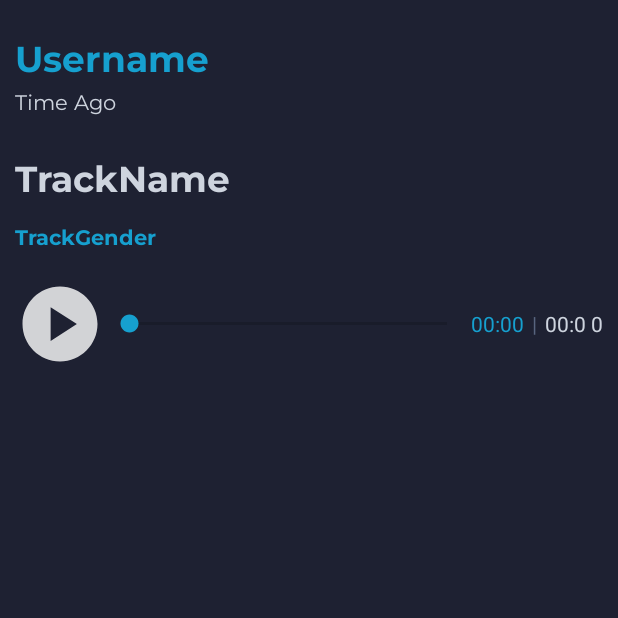
After one commit to FernandoEdelstein/SoundBliss, an Android app: the Player screen opened directly, with no data from a screen before it, on a phone screen of 412 x 824 dp, the top half of it. The commit adds this screen. Run offline under Robolectric (Android 15) with nearby library versions, the phone set to English and light mode, and no system bars; 8 statements that could not run were skipped.

Commit message:
Changed Music Player

```diff
--- a/app/src/main/AndroidManifest.xml
+++ b/app/src/main/AndroidManifest.xml
@@ -23,8 +23,11 @@
         android:roundIcon="@mipmap/ic_launcher_round"
         android:supportsRtl="true"
         android:theme="@style/Theme.SoundBliss">
-        <activity android:name=".MessengerActivity"/>
+
+
+        <activity android:name=".MessengerActivity" />
         <activity android:name=".MapsActivity" />
+        <activity android:name=".Player"/>
         <activity android:name=".ChatActivity">
             <meta-data
                 android:name="android.support.PARENT_ACTIVITY"
--- a/app/src/main/java/com/soundbliss/ChatActivity.kt
+++ b/app/src/main/java/com/soundbliss/ChatActivity.kt
@@ -3,6 +3,7 @@ package com.soundbliss
 
 import androidx.appcompat.app.AppCompatActivity
 import android.os.Bundle
+import android.util.Log
 
 import com.google.firebase.auth.FirebaseAuth
 import com.google.firebase.firestore.*
@@ -19,7 +20,10 @@ class ChatActivity : AppCompatActivity() {
     private lateinit var auth: FirebaseAuth
     private lateinit var currentUser: DocumentReference
 
-
+    override fun onDestroy() {
+        super.onDestroy()
+        overridePendingTransition(R.anim.slide_from_left,R.anim.slide_to_right)
+    }
 
     override fun onCreate(savedInstanceState: Bundle?) {
         super.onCreate(savedInstanceState)
--- a/app/src/main/java/com/soundbliss/MainActivity.kt
+++ b/app/src/main/java/com/soundbliss/MainActivity.kt
@@ -1,5 +1,6 @@
 package com.soundbliss
 
+import android.annotation.SuppressLint
 import android.content.ContentValues
 import android.content.Intent
 import androidx.appcompat.app.AppCompatActivity
@@ -7,6 +8,7 @@ import android.os.Bundle
 import android.util.Log
 import android.widget.SearchView
 import androidx.fragment.app.Fragment
+import androidx.fragment.app.FragmentManager
 import com.google.android.material.bottomnavigation.BottomNavigationView
 import com.google.firebase.auth.FirebaseAuth
 import com.google.firebase.firestore.DocumentReference
@@ -58,6 +60,7 @@ class MainActivity : AppCompatActivity() {
                 R.id.nav_profile -> makeCurrentFragment(ProfileFragment())
                 R.id.nav_chat -> {
                     startActivity(Intent(this, ChatActivity::class.java))
+                    overridePendingTransition(R.anim.slide_from_right, R.anim.slide_to_left)
                 }
                 R.id.nav_add -> {
                     startActivity(Intent(this, PostActivity::class.java))
@@ -75,4 +78,5 @@ class MainActivity : AppCompatActivity() {
             addToBackStack(null)
             commit()
         }
+
 }
--- a/app/src/main/java/com/soundbliss/Model/AllPost.kt
+++ b/app/src/main/java/com/soundbliss/Model/AllPost.kt
@@ -1,7 +1,9 @@
 package com.soundbliss.Model
 
+import android.os.Parcelable
 import com.google.firebase.database.PropertyName
 import com.google.firebase.firestore.GeoPoint
+import java.io.Serializable
 
 data class AllPost(@get:PropertyName("creation_time_ms")@set:PropertyName("creation_time_ms") var creation_time_ms: Long = 0,
                    @get:PropertyName("description")@set:PropertyName("description") var description: String = "",
@@ -12,7 +14,8 @@ data class AllPost(@get:PropertyName("creation_time_ms")@set:PropertyName("creat
                    @get:PropertyName("title")@set:PropertyName("title") var title: String? = "",
                    @get:PropertyName("type")@set:PropertyName("type") var type: String = "",
                    @get:PropertyName("userid")@set:PropertyName("userid") var userid: String = "",
-                   @get:PropertyName("username")@set:PropertyName("username") var username: String = "") {
+                   @get:PropertyName("username")@set:PropertyName("username") var username: String = "") :
+    Serializable {
 
 
     var documentId : String = ""
--- /dev/null
+++ b/app/src/main/java/com/soundbliss/Player.kt
@@ -0,0 +1,138 @@
+package com.soundbliss
+
+import android.annotation.SuppressLint
+import android.media.MediaPlayer
+import androidx.appcompat.app.AppCompatActivity
+import android.os.Bundle
+import android.os.Handler
+import android.text.format.DateUtils
+import android.view.View
+import android.widget.ImageView
+import android.widget.SeekBar
+import android.widget.TextView
+import androidx.core.net.toUri
+import com.soundbliss.Model.AllPost
+import org.w3c.dom.Text
+import java.lang.Exception
+import java.util.concurrent.TimeUnit
+
+class Player : AppCompatActivity() {
+    private lateinit var post : AllPost
+
+    //Track Player
+    private lateinit var playerPosition : TextView
+    private lateinit var playerDuration : TextView
+    private lateinit var seekBar : SeekBar
+    private lateinit var btPlay : ImageView
+    private lateinit var btPause : ImageView
+
+    private lateinit var mediaPlayer : MediaPlayer
+    private lateinit var handler : Handler
+    private lateinit var runnable: Runnable
+
+    private lateinit var username : TextView
+
+    private lateinit var postTime : TextView
+    private lateinit var trackName : TextView
+    private lateinit var trackGender : TextView
+
+    override fun onDestroy() {
+        super.onDestroy()
+        mediaPlayer.stop()
+    }
+
+    override fun onCreate(savedInstanceState: Bundle?) {
+        super.onCreate(savedInstanceState)
+        setContentView(R.layout.activity_media_player)
+
+        val bundle = intent.getBundleExtra("Post")
+        post = bundle!!.getSerializable("post") as AllPost
+
+        username = findViewById(R.id.username_item_player)
+
+        postTime = findViewById(R.id.postTime_player)
+        trackName = findViewById(R.id.trackName_player)
+        trackGender = findViewById(R.id.trackGender_player)
+
+        username.text = post.username
+        trackName.text = post.title
+        trackGender.text = post.gender
+        postTime.text = DateUtils.getRelativeTimeSpanString(post.creation_time_ms)
+
+        //Track player Assignment
+        playerDuration = findViewById(R.id.player_duration)
+        playerPosition = findViewById(R.id.player_position)
+        seekBar = findViewById(R.id.seekBar)
+        btPause = findViewById(R.id.btn_pause)
+        btPlay = findViewById(R.id.btn_play)
+
+        val trackUri = post.posturl!!.toUri()
+        //Media Player
+        mediaPlayer = MediaPlayer()
+
+        //Play/Pause
+        btPlay.setOnClickListener { v: View? ->
+            btPlay.visibility = View.GONE
+            btPause.visibility = View.VISIBLE
+            mediaPlayer.start()
+            seekBar.max = mediaPlayer.duration
+        }
+        btPause.setOnClickListener { v: View ->
+            btPause.visibility = View.GONE
+            btPlay.visibility = View.VISIBLE
+            mediaPlayer.pause()
+        }
+
+        mediaPlayer = MediaPlayer.create(this,trackUri)
+
+        var duration = mediaPlayer.duration
+        var stDuration : String = convertFormat(duration.toLong())
+        playerDuration.text = stDuration
+
+        handler = Handler()
+
+        handler.postDelayed(object : Runnable{
+            override fun run() {
+                try{
+                    seekBar.progress = mediaPlayer.currentPosition
+                    handler.postDelayed(this, 1000 )
+                }catch (e : Exception){
+                    seekBar.progress = 0
+                }
+            }
+        },0)
+
+        seekBar.setOnSeekBarChangeListener(object : SeekBar.OnSeekBarChangeListener{
+            override fun onProgressChanged(seekBar: SeekBar?, progress: Int, fromUser: Boolean) {
+                if(fromUser){
+                    mediaPlayer.seekTo(progress)
+                }
+                playerPosition.text = convertFormat(mediaPlayer.currentPosition.toLong())
+            }
+
+            override fun onStartTrackingTouch(seekBar: SeekBar?) {
+            }
+
+            override fun onStopTrackingTouch(seekBar: SeekBar?) {
+            }
+
+        })
+
+        mediaPlayer.setOnCompletionListener ( object: MediaPlayer.OnCompletionListener {
+            override fun onCompletion(mp: MediaPlayer?) {
+                btPause.visibility = View.GONE
+                btPlay.visibility = View.VISIBLE
+                mediaPlayer.seekTo(0)
+            }
+        })
+
+    }
+
+    @SuppressLint("DefaultLocale")
+    private fun convertFormat(duration:Long):String{
+        return String.format("%02d:0%2d",
+            TimeUnit.MILLISECONDS.toMinutes(duration)
+            , TimeUnit.MILLISECONDS.toSeconds(duration) -
+                    TimeUnit.MINUTES.toSeconds(TimeUnit.MILLISECONDS.toMinutes(duration)))
+    }
+}
--- /dev/null
+++ b/app/src/main/res/layout/activity_media_player.xml
@@ -0,0 +1,115 @@
+<?xml version="1.0" encoding="utf-8"?>
+<LinearLayout xmlns:android="http://schemas.android.com/apk/res/android"
+    xmlns:app="http://schemas.android.com/apk/res-auto"
+    xmlns:tools="http://schemas.android.com/tools"
+    android:layout_width="match_parent"
+    android:layout_height="match_parent"
+    tools:context=".Player"
+    android:background="@color/blue_800"
+    android:orientation="vertical">
+
+    <LinearLayout
+        android:layout_width="wrap_content"
+        android:layout_height="wrap_content"
+        android:layout_toRightOf="@id/imageProfile"
+        android:layout_marginLeft="10dp"
+        android:layout_marginTop="24dp"
+        android:layout_marginBottom="24dp"
+        android:orientation="vertical"
+        android:layout_centerVertical="true">
+
+        <TextView
+            android:id="@+id/username_item_player"
+            android:layout_width="wrap_content"
+            android:layout_height="wrap_content"
+            android:fontFamily="@font/montserrat_bold"
+            android:maxLines="1"
+            android:text="Username"
+            android:textColor="@color/blue_100"
+            android:textSize="24dp" />
+
+        <TextView
+            android:layout_width="wrap_content"
+            android:layout_height="wrap_content"
+            android:id="@+id/postTime_player"
+            android:fontFamily="@font/montserrat"
+            android:textColor="@color/white_100"
+            android:text="Time Ago"
+            android:maxLines="1"/>
+
+    </LinearLayout>
+
+    <TextView
+        android:layout_width="wrap_content"
+        android:layout_height="wrap_content"
+        android:layout_marginLeft="10dp"
+        android:layout_marginBottom="10dp"
+        android:fontFamily="@font/montserrat_bold"
+        android:text="TrackName"
+        android:textColor="@color/white_100"
+        android:textSize="24sp"
+        android:id="@+id/trackName_player"/>
+
+    <TextView
+        android:layout_width="wrap_content"
+        android:layout_height="wrap_content"
+        android:layout_marginLeft="10dp"
+        android:layout_marginBottom="16dp"
+        android:fontFamily="@font/montserrat_bold"
+        android:text="TrackGender"
+        android:textColor="@color/blue_100"
+        android:textSize="14sp"
+        android:id="@+id/trackGender_player"/>
+    <LinearLayout
+        android:layout_width="match_parent"
+        android:layout_height="wrap_content"
+        android:orientation="horizontal"
+        android:gravity="center"
+        android:id="@+id/trackPlayer"
+        android:layout_marginLeft="10dp"
+        android:layout_marginRight="10dp">
+
+        <ImageView
+            android:layout_width="60dp"
+            android:layout_height="60dp"
+            android:src="@drawable/ic_play"
+            android:id="@+id/btn_play"/>
+        <ImageView
+            android:layout_width="60dp"
+            android:layout_height="60dp"
+            android:src="@drawable/ic_pause"
+            android:id="@+id/btn_pause"
+            android:visibility="gone"/>
+
+        <SeekBar
+            android:layout_width="0dp"
+            android:layout_height="wrap_content"
+            android:layout_weight="1"
+            android:id="@+id/seekBar"/>
+        <TextView
+            android:layout_width="wrap_content"
+            android:layout_height="wrap_content"
+            android:id="@+id/player_position"
+            android:text="00:00"
+            android:textColor="@color/blue_100"/>
+
+        <TextView
+            android:layout_width="wrap_content"
+            android:layout_height="wrap_content"
+            android:id="@+id/slash"
+            android:text="|"
+            android:layout_marginRight="5dp"
+            android:layout_marginLeft="5dp"
+            android:textColor="@color/white_300"/>
+        <TextView
+            android:layout_width="wrap_content"
+            android:layout_height="wrap_content"
+            android:id="@+id/player_duration"
+            android:text="00:00"
+            android:textColor="@color/white_100"/>
+
+
+
+    </LinearLayout>
+
+</LinearLayout>
--- a/app/src/main/res/values/strings.xml
+++ b/app/src/main/res/values/strings.xml
@@ -76,5 +76,6 @@
 
     <string name="hello_first_fragment">Hello first fragment</string>
     <string name="hello_second_fragment">Hello second fragment. Arg: %1$s</string>
+    <string name="play_track">Play Track</string>
 
 </resources>
```
Also changed, not shown: app/src/main/java/com/soundbliss/Adapters/PostAdapter.kt (+21 -69 lines), app/src/main/res/layout/fragment_profile.xml (+5 -5 lines), app/src/main/res/layout/item_post_track.xml (+6 -45 lines), app/src/main/res/menu/bottom_menu.xml (+4 -3 lines).
